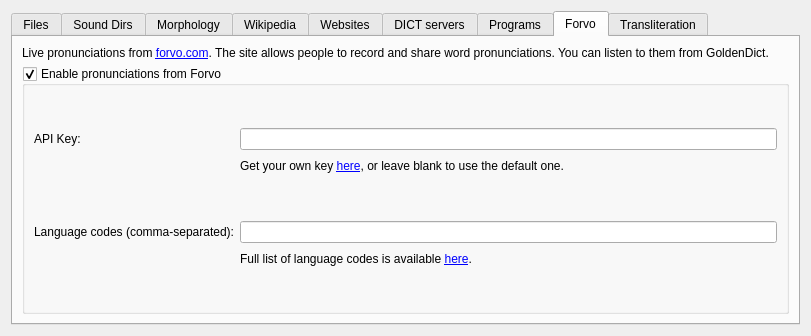
First picture: the form in sources.ui, repository goldendict/goldendict, before the edit.
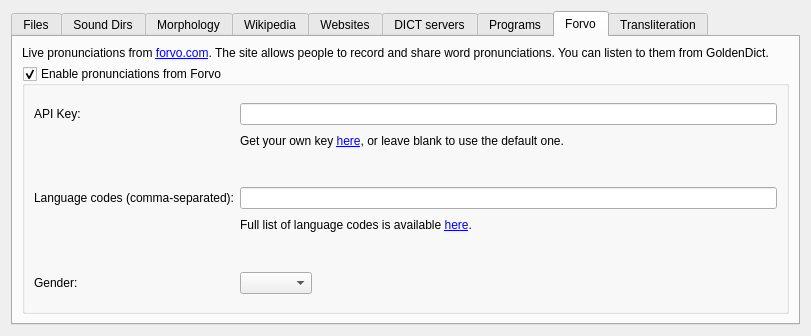
Second picture: the form after the edit. The open tabs and pages were chosen to show the change. Icons and pictures are not drawn.

Commit message: Forvo: add gender parameter

Patch:
```diff
--- a/sources.ui
+++ b/sources.ui
@@ -609,6 +609,29 @@
               </property>
              </spacer>
             </item>
+            <item row="5" column="0">
+             <spacer name="verticalSpacer_13">
+              <property name="orientation">
+               <enum>Qt::Vertical</enum>
+              </property>
+              <property name="sizeHint" stdset="0">
+               <size>
+                <width>20</width>
+                <height>40</height>
+               </size>
+              </property>
+             </spacer>
+            </item>
+            <item row="6" column="0">
+             <widget class="QLabel" name="label_17">
+              <property name="text">
+               <string>Gender:</string>
+              </property>
+             </widget>
+            </item>
+            <item row="6" column="1">
+             <widget class="QComboBox" name="forvoGender"/>
+            </item>
            </layout>
           </item>
           <item>
```
The commit also changes 5 other files.
